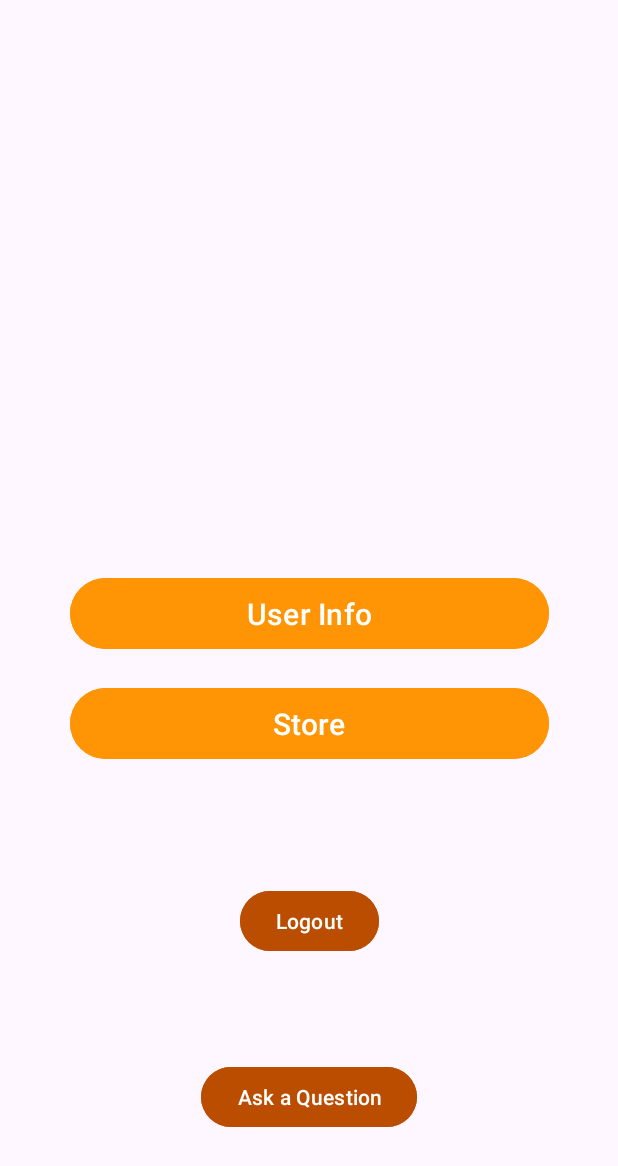
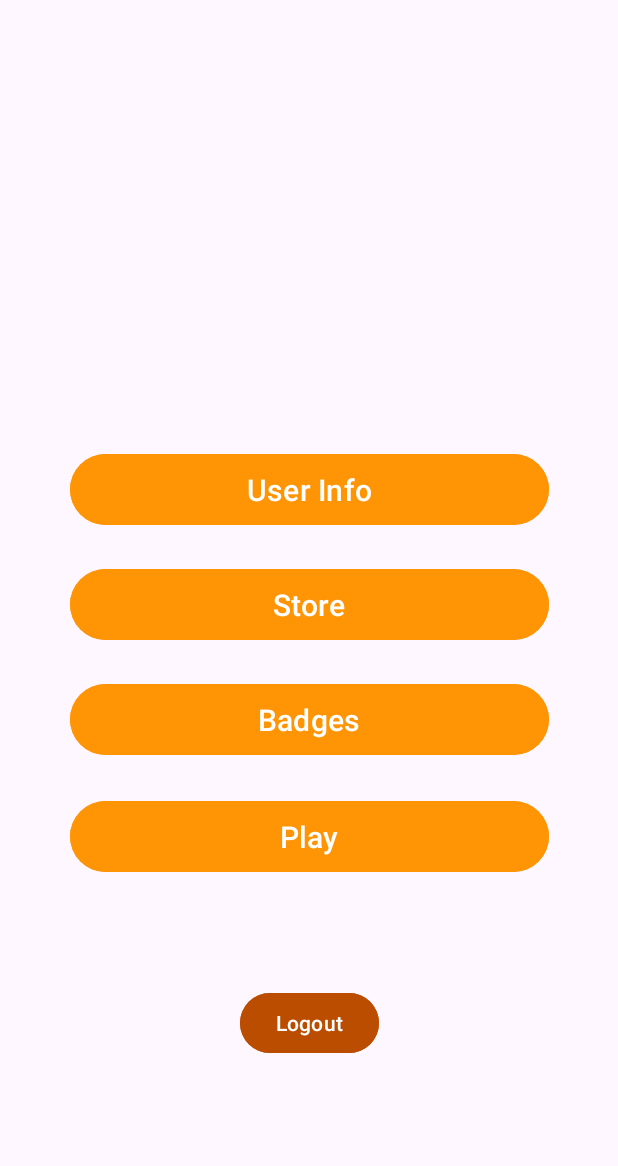
Before and after one commit to Robertguarneros/pixelRushFrontEndv1.0, an Android app: the layout main_user_page.xml on its own in the app's theme, with its tools: preview values and no code run, on a phone screen of 412 x 824 dp. Shown: the top 1166 px of the screen. Run offline under Robolectric (Android 15) with nearby library versions, the phone set to English and light mode, and no system bars.

```diff
--- a/app/src/main/java/com/eetac/dsa/pixelrushfrontendv10/PixelRushService.java
+++ b/app/src/main/java/com/eetac/dsa/pixelrushfrontendv10/PixelRushService.java
@@ -4,6 +4,7 @@ import com.eetac.dsa.pixelrushfrontendv10.backEndClasses.RegisterCredentials;
 import com.eetac.dsa.pixelrushfrontendv10.backEndClasses.StoreObject;
 import com.eetac.dsa.pixelrushfrontendv10.backEndClasses.User;
 import com.eetac.dsa.pixelrushfrontendv10.backEndClasses.Question;
+import com.google.gson.JsonObject;
 
 import java.util.List;
 import retrofit2.Call;
@@ -30,6 +31,9 @@ public interface PixelRushService {
     Call<Void> addItemToUser(@Path("username") String username, @Path("objectID") String objectID);
     @POST("question")
     Call<Void> askAQuestion(@Body Question question);
+    @GET("getMatchPointsFromActiveMatch/{username}")
+    Call<JsonObject> getMatchPointsFromActiveMatch(@Path("username")String username);
+
     Retrofit retrofit = new Retrofit.Builder()
             .baseUrl(URL)
             .addConverterFactory(GsonConverterFactory.create())
--- a/app/src/main/res/layout/main_user_page.xml
+++ b/app/src/main/res/layout/main_user_page.xml
@@ -28,18 +28,50 @@
         android:onClick="goToProfile"
         android:text="User Info"
         android:textSize="20dp"
-        app:layout_constraintBottom_toTopOf="@+id/buttonStore"
+        app:layout_constraintBottom_toBottomOf="parent"
         app:layout_constraintEnd_toEndOf="parent"
         app:layout_constraintStart_toStartOf="parent"
         app:layout_constraintTop_toTopOf="parent"
-        app:layout_constraintVertical_bias="0.979"
+        app:layout_constraintVertical_bias="0.386"
+        tools:ignore="MissingConstraints" />
+
+    <Button
+        android:id="@+id/buttonBadge"
+        android:layout_width="319dp"
+        android:layout_height="55dp"
+        android:layout_margin="10dp"
+        android:backgroundTint="@color/Nami_Tangerine"
+        android:onClick="goToBadge"
+        android:text="Badges"
+        android:textSize="20dp"
+        app:layout_constraintBottom_toBottomOf="parent"
+        app:layout_constraintEnd_toEndOf="parent"
+        app:layout_constraintStart_toStartOf="parent"
+        app:layout_constraintTop_toBottomOf="@+id/buttonStore"
+        app:layout_constraintVertical_bias="0.035"
+        tools:ignore="MissingConstraints" />
+
+    <Button
+        android:id="@+id/buttonPlay"
+        android:layout_width="319dp"
+        android:layout_height="55dp"
+        android:layout_margin="10dp"
+        android:backgroundTint="@color/Nami_Tangerine"
+        android:onClick="goToBadge"
+        android:text="Play"
+        android:textSize="20dp"
+        app:layout_constraintBottom_toBottomOf="parent"
+        app:layout_constraintEnd_toEndOf="parent"
+        app:layout_constraintStart_toStartOf="parent"
+        app:layout_constraintTop_toBottomOf="@+id/buttonBadge"
+        app:layout_constraintVertical_bias="0.052"
         tools:ignore="MissingConstraints" />
 
     <Button
         android:id="@+id/buttonStore"
         android:layout_width="319dp"
         android:layout_height="55dp"
-        android:layout_margin="10dp"
+        android:layout_marginTop="12dp"
         android:backgroundTint="@color/Nami_Tangerine"
         android:onClick="goToStore"
         android:text="Store"
@@ -47,32 +79,20 @@
         app:layout_constraintBottom_toBottomOf="parent"
         app:layout_constraintEnd_toEndOf="parent"
         app:layout_constraintStart_toStartOf="parent"
-        app:layout_constraintTop_toTopOf="parent"
-        app:layout_constraintVertical_bias="0.594"
+        app:layout_constraintTop_toBottomOf="@+id/buttonUserInformation"
+        app:layout_constraintVertical_bias="0.023"
         tools:ignore="MissingConstraints" />
 
     <Button
         android:id="@+id/buttonLogout"
         android:layout_width="wrap_content"
         android:layout_height="wrap_content"
+        android:backgroundTint="@color/Nami_dark"
         android:onClick="logout"
         android:text="Logout"
-        android:backgroundTint="@color/Nami_dark"
         app:layout_constraintBottom_toBottomOf="parent"
         app:layout_constraintEnd_toEndOf="parent"
         app:layout_constraintStart_toStartOf="parent"
-        app:layout_constraintTop_toBottomOf="@+id/buttonStore"
-        app:layout_constraintVertical_bias="0.302" />
-
-    <Button
-        android:id="@+id/questionBtn"
-        android:layout_width="wrap_content"
-        android:layout_height="wrap_content"
-        android:backgroundTint="@color/Nami_dark"
-        android:onClick="goToAskAQuestion"
-        android:text="Ask a Question"
-        app:layout_constraintBottom_toBottomOf="parent"
-        app:layout_constraintEnd_toEndOf="parent"
-        app:layout_constraintStart_toStartOf="parent"
-        app:layout_constraintTop_toBottomOf="@+id/buttonLogout" />
+        app:layout_constraintTop_toBottomOf="@+id/buttonPlay"
+        app:layout_constraintVertical_bias="0.382" />
 </androidx.constraintlayout.widget.ConstraintLayout>
```
Also changed, not shown: app/src/main/java/com/eetac/dsa/pixelrushfrontendv10/StoreActivity.java (+33 -0 lines), app/src/main/res/layout/recycle_view.xml (+23 -0 lines), app/src/main/res/drawable/coin.png (added).
